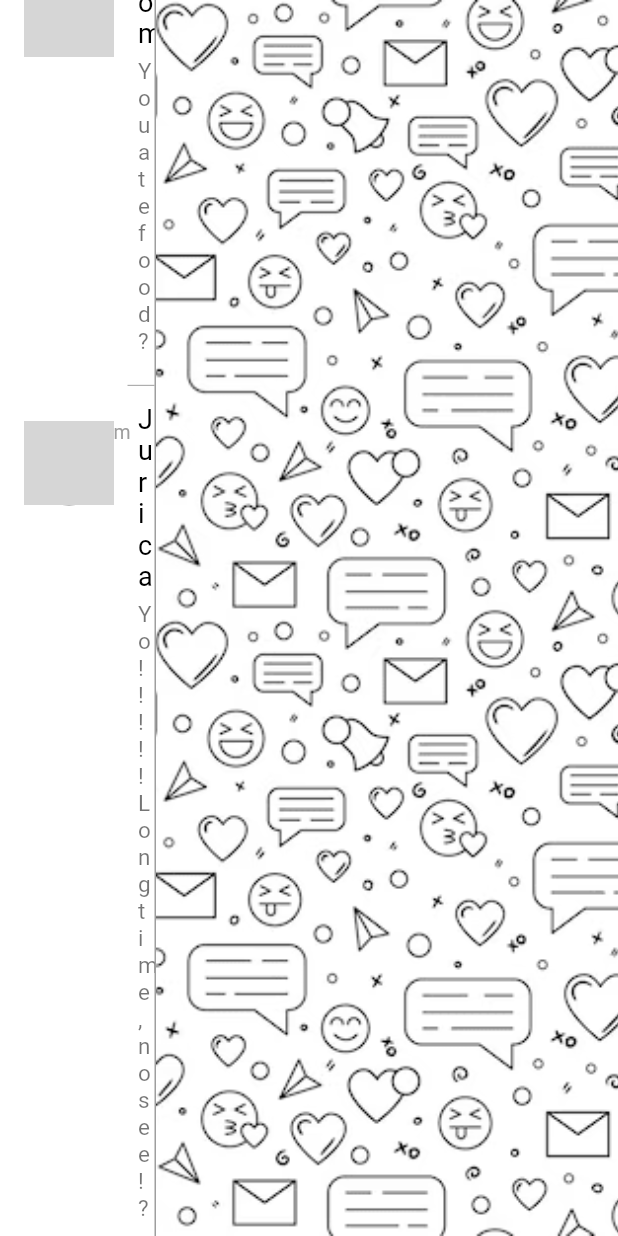
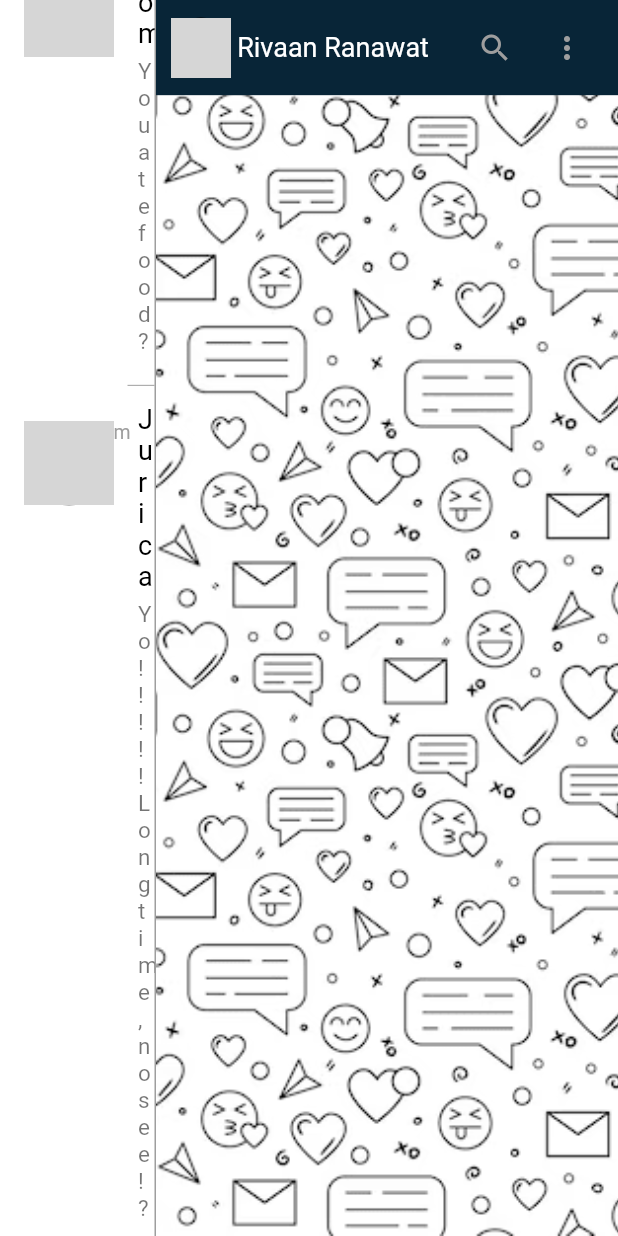
Before and after one commit to shikharrajat/talk_wave, a Flutter app: the WebLayoutScreen screen opened directly, scrolled down 2304 dp, on a phone screen of 412 x 824 dp. Run offline on Flutter 3.47's test engine with Material 2 defaults, Android fonts, the phone set to English and light mode, and no system bars; network calls fail; grey boxes are pictures that could not be loaded.

Commit message:
small changes

```diff
--- a/lib/screens/webscreenlayout.dart
+++ b/lib/screens/webscreenlayout.dart
@@ -3,6 +3,7 @@ import '/colors.dart';
 import '/widgets/contact_list.dart';
 import '/widgets/web_profile_bar.dart';
 import '/widgets/web_search_bar.dart';
+import '/widgets/web_chat_appbar.dart';
 
 class WebLayoutScreen extends StatelessWidget {
   const WebLayoutScreen({Key? key}) : super(key: key);
@@ -35,6 +36,11 @@ class WebLayoutScreen extends StatelessWidget {
                 fit: BoxFit.cover,
               ),
             ),
+            child: Column(
+              children: [
+                ChatAppBar(),
+              ],
+            ),
           ),
         ],
       ),
```
